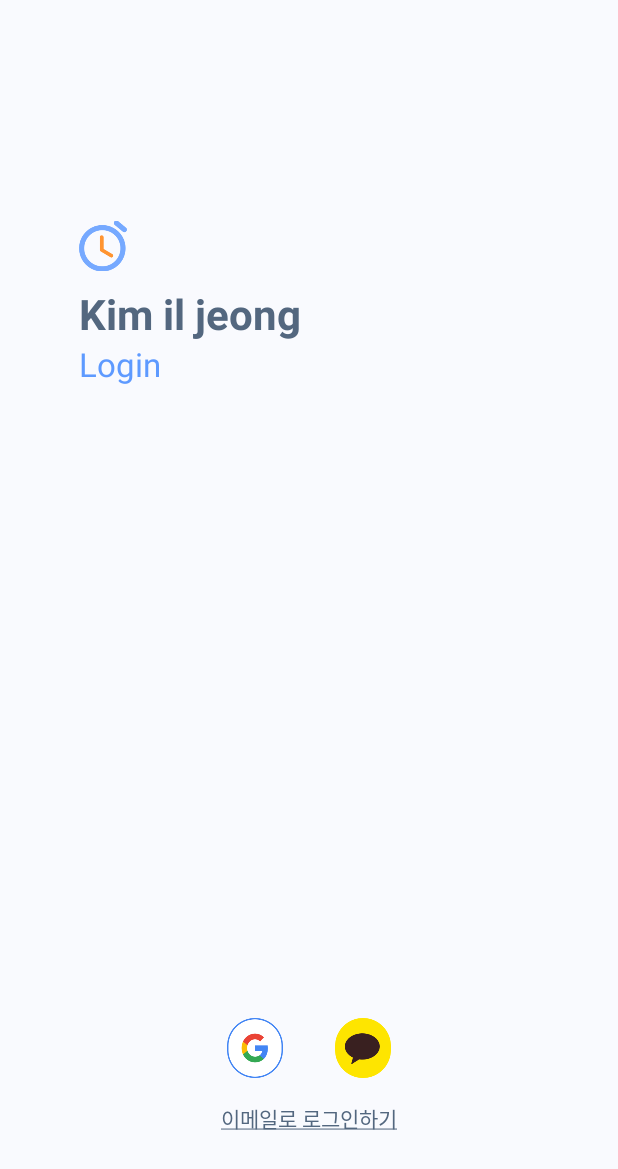
After one commit to team-nk/kim-il-jeong-android, an Android app: the layout activity_start.xml on its own in the app's theme, with its tools: preview values and no code run, on a phone screen of 412 x 824 dp. The commit adds this screen. Shown: the top 1169 px of the screen. Run offline under Robolectric (Android 15) with nearby library versions, the phone set to English and light mode, and no system bars.

Commit message:
refactor :: content description

```diff
--- a/app/src/main/res/layout/activity_login.xml
+++ b/app/src/main/res/layout/activity_login.xml
@@ -4,13 +4,15 @@
     <androidx.constraintlayout.widget.ConstraintLayout style="@style/BackgroundPrimary">
 
         <LinearLayout
-            android:id="@+id/image_activity_login_text_logo"
+            android:id="@+id/linearLayout_activity_login_title"
             style="@style/LinearLayoutGlobalTitle"
             app:layout_constraintBottom_toTopOf="@id/layout_activity_login_information"
             app:layout_constraintStart_toStartOf="@id/layout_activity_login_information"
             app:layout_constraintTop_toTopOf="parent">
 
-            <ImageView style="@style/ImageViewGlobalAppLogo" />
+            <ImageView
+                style="@style/ImageViewGlobalAppLogo"
+                android:contentDescription="@string/app_logo_description"/>
 
             <TextView
                 style="@style/TextViewGlobalTitle"
@@ -30,7 +32,7 @@
             app:layout_constraintBottom_toTopOf="@id/tv_activity_login_go_to_register"
             app:layout_constraintEnd_toEndOf="@id/guideline_activity_login_vertical_2"
             app:layout_constraintStart_toStartOf="@id/guideline_activity_login_vertical_1"
-            app:layout_constraintTop_toBottomOf="@id/image_activity_login_text_logo">
+            app:layout_constraintTop_toBottomOf="@id/linearLayout_activity_login_title">
 
             <EditText
                 android:id="@+id/et_activity_login_email"
--- /dev/null
+++ b/app/src/main/res/layout/activity_start.xml
@@ -0,0 +1,68 @@
+<?xml version="1.0" encoding="utf-8"?>
+<layout xmlns:android="http://schemas.android.com/apk/res/android"
+    xmlns:app="http://schemas.android.com/apk/res-auto">
+
+    <androidx.constraintlayout.widget.ConstraintLayout style="@style/BackgroundPrimary">
+
+        <LinearLayout
+            android:id="@+id/linearLayout_activity_start_title"
+            style="@style/LinearLayoutGlobalTitle"
+            app:layout_constraintBottom_toBottomOf="parent"
+            app:layout_constraintEnd_toEndOf="parent"
+            app:layout_constraintHorizontal_bias="0.2"
+            app:layout_constraintStart_toStartOf="parent"
+            app:layout_constraintTop_toTopOf="parent"
+            app:layout_constraintVertical_bias="0.205">
+
+            <ImageView
+                style="@style/ImageViewGlobalAppLogo"
+                android:contentDescription="@string/app_logo_description" />
+
+            <TextView
+                style="@style/TextViewGlobalTitle"
+                android:layout_marginTop="8dp" />
+
+            <TextView
+                style="@style/TextViewGlobalSubTitle"
+                android:text="@string/login_en" />
+
+        </LinearLayout>
+
+        <LinearLayout
+            android:id="@+id/layout_activity_start_social_login_button"
+            android:layout_width="wrap_content"
+            android:layout_height="wrap_content"
+            android:orientation="horizontal"
+            app:layout_constraintBottom_toBottomOf="parent"
+            app:layout_constraintEnd_toEndOf="@id/tv_activity_start_login_email"
+            app:layout_constraintStart_toStartOf="@id/tv_activity_start_login_email"
+            app:layout_constraintTop_toBottomOf="@id/linearLayout_activity_start_title"
+            app:layout_constraintVertical_bias="0.8">
+
+            <ImageView
+                android:id="@+id/button_activity_start_login_google"
+                android:layout_width="40dp"
+                android:layout_height="40dp"
+                android:layout_marginEnd="16dp"
+                android:contentDescription="@string/start_content_description_google_social_login"
+                android:src="@drawable/img_start_google" />
+
+            <ImageView
+                android:id="@+id/button_activity_start_login_kakao"
+                android:layout_width="40dp"
+                android:layout_height="40dp"
+                android:layout_marginStart="16dp"
+                android:contentDescription="@string/start_content_description_kakao_social_login"
+                android:src="@drawable/img_start_kakao" />
+        </LinearLayout>
+
+        <TextView
+            android:id="@+id/tv_activity_start_login_email"
+            style="@style/TextViewHintPrimary"
+            android:layout_marginTop="16dp"
+            android:text="@string/start_login_with_email"
+            app:layout_constraintEnd_toEndOf="parent"
+            app:layout_constraintStart_toStartOf="parent"
+            app:layout_constraintTop_toBottomOf="@id/layout_activity_start_social_login_button" />
+    </androidx.constraintlayout.widget.ConstraintLayout>
+</layout>
--- a/app/src/main/res/values/strings.xml
+++ b/app/src/main/res/values/strings.xml
@@ -1,6 +1,7 @@
 <resources>
     <string name="app_name">김일정</string>
     <string name="app_name_en">Kim il jeong</string>
+    <string name="app_logo_description">app logo</string>
 
     <string name="login">로그인</string>
     <string name="login_en">Login</string>
```
